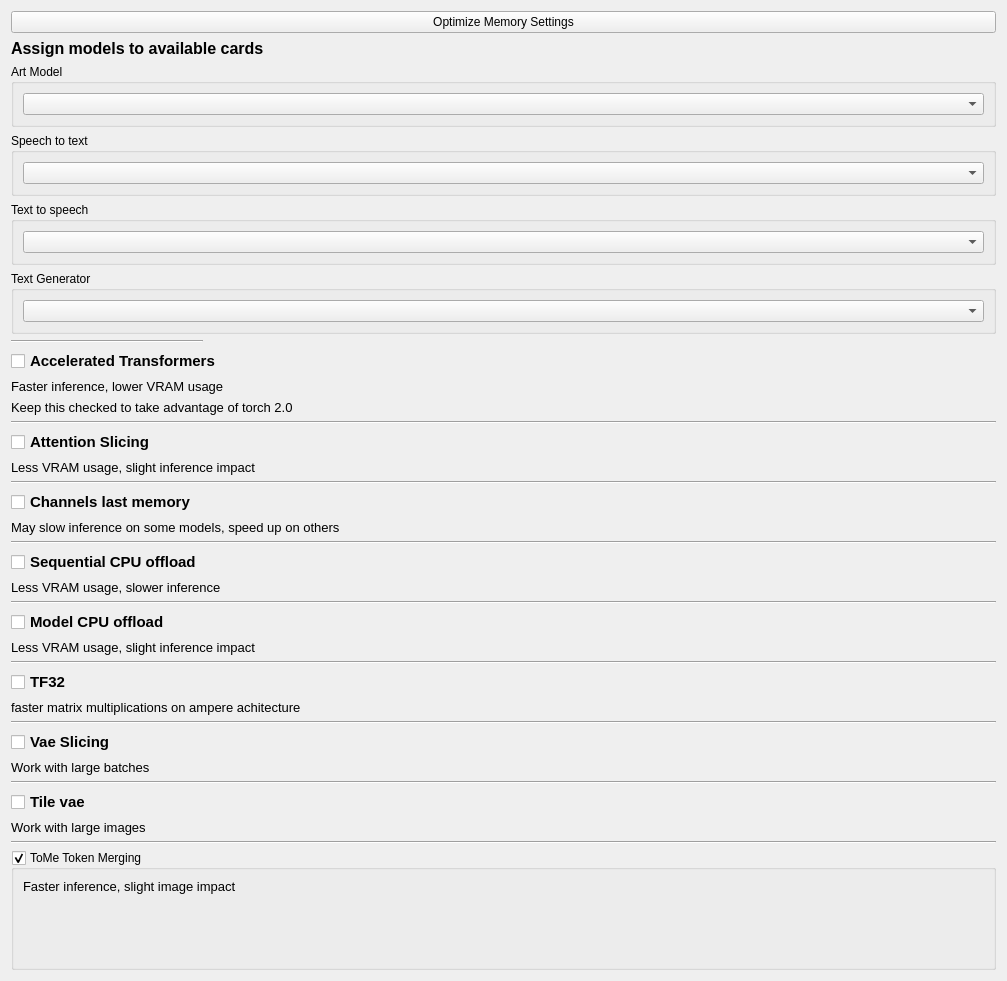
First picture: the form in src/airunner/widgets/memory_preferences/templates/memory_preferences.ui, repository Capsize-Games/airunner, before the edit.
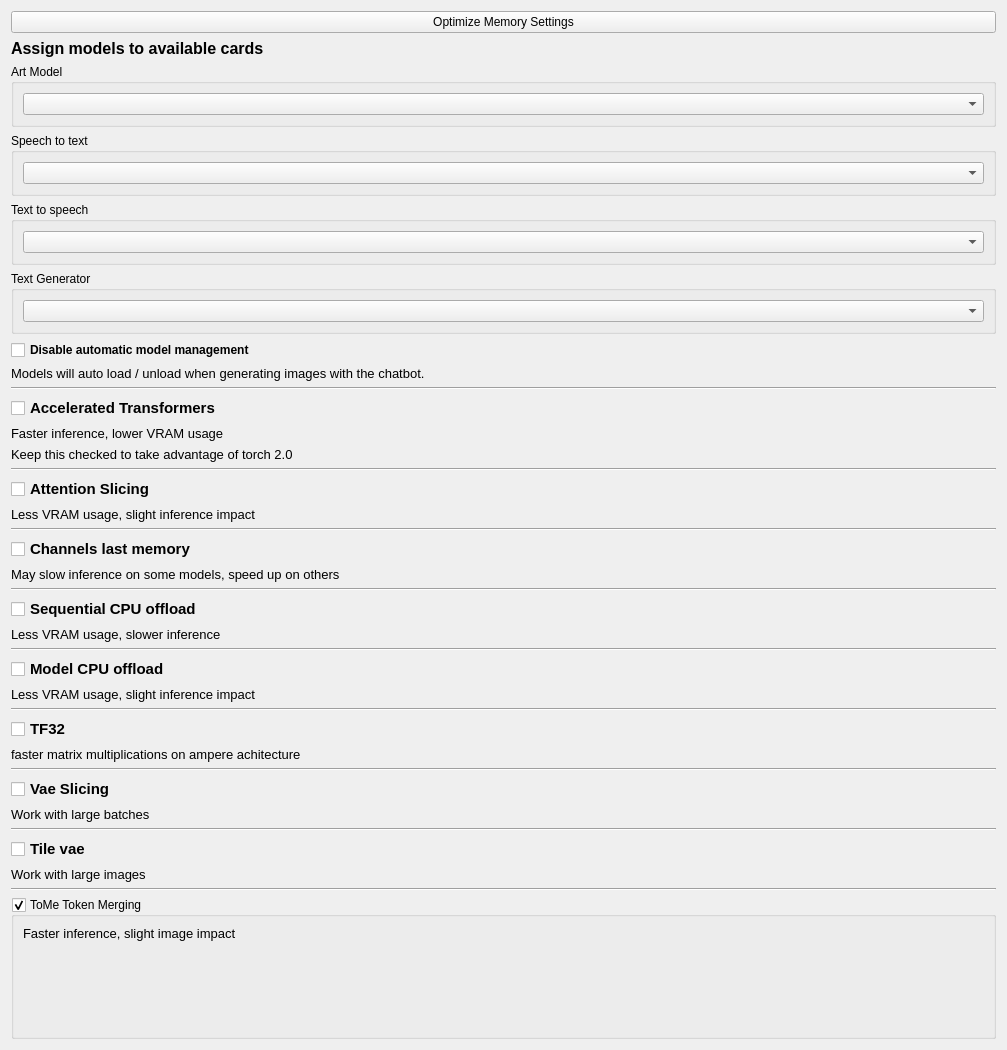
Second picture: the form after the edit. Custom widgets are drawn as their Qt base class.

Commit message: Add toggle to control model unloading

```diff
--- a/src/airunner/widgets/memory_preferences/templates/memory_preferences.ui
+++ b/src/airunner/widgets/memory_preferences/templates/memory_preferences.ui
@@ -7,14 +7,90 @@
     <x>0</x>
     <y>0</y>
     <width>1007</width>
-    <height>981</height>
+    <height>1050</height>
    </rect>
   </property>
   <property name="windowTitle">
    <string>Form</string>
   </property>
   <layout class="QGridLayout" name="gridLayout">
+   <item row="5" column="0" colspan="5">
+    <widget class="Line" name="line_7">
+     <property name="orientation">
+      <enum>Qt::Orientation::Horizontal</enum>
+     </property>
+    </widget>
+   </item>
+   <item row="28" column="0" colspan="5">
+    <widget class="Line" name="line_2">
+     <property name="orientation">
+      <enum>Qt::Orientation::Horizontal</enum>
+     </property>
+    </widget>
+   </item>
+   <item row="12" column="0" colspan="5">
+    <widget class="Line" name="line_8">
+     <property name="orientation">
+      <enum>Qt::Orientation::Horizontal</enum>
+     </property>
+    </widget>
+   </item>
+   <item row="25" column="0" colspan="5">
+    <widget class="Line" name="line">
+     <property name="orientation">
+      <enum>Qt::Orientation::Horizontal</enum>
+     </property>
+    </widget>
+   </item>
+   <item row="29" column="0" colspan="3">
+    <widget class="QCheckBox" name="enable_model_cpu_offload">
+     <property name="font">
+      <font>
+       <pointsize>11</pointsize>
+       <bold>true</bold>
+      </font>
+     </property>
+     <property name="toolTip">
+      <string>&lt;html&gt;&lt;head/&gt;&lt;body&gt;&lt;p&gt;&lt;span style=&quot; font-weight:400;&quot;&gt;Use with attention slicing for lower memory consumption.&lt;/span&gt;&lt;/p&gt;&lt;p&gt;&lt;span style=&quot; font-weight:400;&quot;&gt;Moves whole models to the GPU, instead of handling each model’s constituent &lt;/span&gt;&lt;span style=&quot; font-weight:400; font-style:italic;&quot;&gt;modules&lt;/span&gt;&lt;span style=&quot; font-weight:400;&quot;&gt;. This results in a negligible impact on inference time (compared with moving the pipeline to &lt;/span&gt;&lt;span style=&quot; font-family:'monospace'; font-weight:400;&quot;&gt;cuda&lt;/span&gt;&lt;span style=&quot; font-weight:400;&quot;&gt;), while still providing some memory savings.&lt;/span&gt;&lt;/p&gt;&lt;/body&gt;&lt;/html&gt;</string>
+     </property>
+     <property name="text">
+      <string>Model CPU offload</string>
+     </property>
+    </widget>
+   </item>
    <item row="35" column="0" colspan="2">
+    <widget class="QCheckBox" name="use_enable_vae_slicing">
+     <property name="font">
+      <font>
+       <pointsize>11</pointsize>
+       <bold>true</bold>
+      </font>
+     </property>
+     <property name="toolTip">
+      <string>&lt;html&gt;&lt;head/&gt;&lt;body&gt;&lt;p&gt;&lt;span style=&quot; font-weight:400;&quot;&gt;Use with Attention Slicing or Xformers&lt;/span&gt;&lt;/p&gt;&lt;p&gt;&lt;span style=&quot; font-weight:400;&quot;&gt;Decode large batches of images with limited VRAM, or to enable batches with 32 images or more.&lt;/span&gt;&lt;/p&gt;&lt;/body&gt;&lt;/html&gt;</string>
+     </property>
+     <property name="text">
+      <string>Vae Slicing</string>
+     </property>
+    </widget>
+   </item>
+   <item row="14" column="0" rowspan="2" colspan="2">
+    <widget class="QCheckBox" name="use_attention_slicing">
+     <property name="font">
+      <font>
+       <pointsize>11</pointsize>
+       <bold>true</bold>
+      </font>
+     </property>
+     <property name="toolTip">
+      <string>&lt;html&gt;&lt;head/&gt;&lt;body&gt;&lt;p&gt;&lt;span style=&quot; font-weight:400;&quot;&gt;Perform computation in steps instead of all at once.&lt;/span&gt;&lt;/p&gt;&lt;p&gt;&lt;span style=&quot; font-weight:400;&quot;&gt;About 10% slower inference times.&lt;/span&gt;&lt;/p&gt;&lt;p&gt;&lt;span style=&quot; font-weight:400;&quot;&gt;Uses as little as 3.2 GB of VRAM.&lt;/span&gt;&lt;/p&gt;&lt;/body&gt;&lt;/html&gt;</string>
+     </property>
+     <property name="text">
+      <string>Attention Slicing</string>
+     </property>
+    </widget>
+   </item>
+   <item row="38" column="0" colspan="2">
     <widget class="QCheckBox" name="use_tiled_vae">
      <property name="font">
       <font>
@@ -30,22 +106,8 @@
      </property>
     </widget>
    </item>
-   <item row="37" column="0" colspan="5">
-    <widget class="Line" name="line_9">
-     <property name="orientation">
-      <enum>Qt::Orientation::Horizontal</enum>
-     </property>
-    </widget>
-   </item>
-   <item row="25" column="0" colspan="5">
-    <widget class="Line" name="line_2">
-     <property name="orientation">
-      <enum>Qt::Orientation::Horizontal</enum>
-     </property>
-    </widget>
-   </item>
-   <item row="20" column="0" colspan="5">
-    <widget class="QLabel" name="label_3">
+   <item row="36" column="0" colspan="2">
+    <widget class="QLabel" name="label_6">
      <property name="font">
       <font>
        <pointsize>10</pointsize>
@@ -53,23 +115,7 @@
       </font>
      </property>
      <property name="text">
-      <string>May slow inference on some models, speed up on others</string>
-     </property>
-     <property name="indent">
-      <number>-1</number>
-     </property>
-    </widget>
-   </item>
-   <item row="14" column="0" colspan="5">
-    <widget class="QLabel" name="label_4">
-     <property name="font">
-      <font>
-       <pointsize>10</pointsize>
-       <italic>false</italic>
-      </font>
-     </property>
-     <property name="text">
-      <string>Less VRAM usage, slight inference impact</string>
+      <string>Work with large batches</string>
      </property>
      <property name="indent">
       <number>-1</number>
@@ -128,40 +174,33 @@
      </item>
     </layout>
    </item>
-   <item row="24" column="0" colspan="5">
-    <widget class="QLabel" name="label">
+   <item row="1" column="0" colspan="5">
+    <widget class="QLabel" name="label_11">
      <property name="font">
       <font>
-       <pointsize>10</pointsize>
-       <italic>false</italic>
+       <pointsize>12</pointsize>
+       <bold>true</bold>
       </font>
      </property>
      <property name="text">
-      <string>Less VRAM usage, slower inference</string>
+      <string>Assign models to available cards</string>
      </property>
-     <property name="indent">
-      <number>-1</number>
-     </property>
     </widget>
    </item>
-   <item row="30" column="0" colspan="5">
-    <widget class="QLabel" name="label_5">
+   <item row="10" column="0" colspan="5">
+    <widget class="QLabel" name="label_9">
      <property name="font">
       <font>
        <pointsize>10</pointsize>
-       <italic>false</italic>
       </font>
      </property>
      <property name="text">
-      <string>faster matrix multiplications on ampere achitecture</string>
+      <string>Keep this checked to take advantage of torch 2.0</string>
      </property>
-     <property name="indent">
-      <number>-1</number>
-     </property>
     </widget>
    </item>
-   <item row="26" column="0" colspan="3">
-    <widget class="QCheckBox" name="enable_model_cpu_offload">
+   <item row="20" column="0" rowspan="2" colspan="4">
+    <widget class="QCheckBox" name="use_lastchannels">
      <property name="font">
       <font>
        <pointsize>11</pointsize>
@@ -172,11 +211,11 @@
       <string>&lt;html&gt;&lt;head/&gt;&lt;body&gt;&lt;p&gt;&lt;span style=&quot; font-weight:400;&quot;&gt;Use with attention slicing for lower memory consumption.&lt;/span&gt;&lt;/p&gt;&lt;p&gt;&lt;span style=&quot; font-weight:400;&quot;&gt;Moves whole models to the GPU, instead of handling each model’s constituent &lt;/span&gt;&lt;span style=&quot; font-weight:400; font-style:italic;&quot;&gt;modules&lt;/span&gt;&lt;span style=&quot; font-weight:400;&quot;&gt;. This results in a negligible impact on inference time (compared with moving the pipeline to &lt;/span&gt;&lt;span style=&quot; font-family:'monospace'; font-weight:400;&quot;&gt;cuda&lt;/span&gt;&lt;span style=&quot; font-weight:400;&quot;&gt;), while still providing some memory savings.&lt;/span&gt;&lt;/p&gt;&lt;/body&gt;&lt;/html&gt;</string>
      </property>
      <property name="text">
-      <string>Model CPU offload</string>
+      <string>Channels last memory</string>
      </property>
     </widget>
    </item>
-   <item row="29" column="0" colspan="2">
+   <item row="32" column="0" colspan="2">
     <widget class="QCheckBox" name="use_tf32">
      <property name="font">
       <font>
@@ -192,10 +231,42 @@
      </property>
     </widget>
    </item>
-   <item row="32" column="0" colspan="2">
-    <widget class="QCheckBox" name="use_enable_vae_slicing">
+   <item row="27" column="0" colspan="5">
+    <widget class="QLabel" name="label">
      <property name="font">
       <font>
+       <pointsize>10</pointsize>
+       <italic>false</italic>
+      </font>
+     </property>
+     <property name="text">
+      <string>Less VRAM usage, slower inference</string>
+     </property>
+     <property name="indent">
+      <number>-1</number>
+     </property>
+    </widget>
+   </item>
+   <item row="30" column="0" colspan="5">
+    <widget class="QLabel" name="label_2">
+     <property name="font">
+      <font>
+       <pointsize>10</pointsize>
+       <italic>false</italic>
+      </font>
+     </property>
+     <property name="text">
+      <string>Less VRAM usage, slight inference impact</string>
+     </property>
+     <property name="indent">
+      <number>-1</number>
+     </property>
+    </widget>
+   </item>
+   <item row="6" column="0" colspan="5">
+    <widget class="QCheckBox" name="use_accelerated_transformers">
+     <property name="font">
+      <font>
        <pointsize>11</pointsize>
        <bold>true</bold>
       </font>
@@ -204,11 +275,69 @@
       <string>&lt;html&gt;&lt;head/&gt;&lt;body&gt;&lt;p&gt;&lt;span style=&quot; font-weight:400;&quot;&gt;Use with Attention Slicing or Xformers&lt;/span&gt;&lt;/p&gt;&lt;p&gt;&lt;span style=&quot; font-weight:400;&quot;&gt;Decode large batches of images with limited VRAM, or to enable batches with 32 images or more.&lt;/span&gt;&lt;/p&gt;&lt;/body&gt;&lt;/html&gt;</string>
      </property>
      <property name="text">
-      <string>Vae Slicing</string>
+      <string>Accelerated Transformers</string>
      </property>
     </widget>
    </item>
-   <item row="38" column="0" colspan="5">
+   <item row="40" column="0" colspan="5">
+    <widget class="Line" name="line_9">
+     <property name="orientation">
+      <enum>Qt::Orientation::Horizontal</enum>
+     </property>
+    </widget>
+   </item>
+   <item row="39" column="0" colspan="2">
+    <widget class="QLabel" name="label_7">
+     <property name="font">
+      <font>
+       <pointsize>10</pointsize>
+       <italic>false</italic>
+      </font>
+     </property>
+     <property name="text">
+      <string>Work with large images</string>
+     </property>
+     <property name="indent">
+      <number>-1</number>
+     </property>
+    </widget>
+   </item>
+   <item row="19" column="0" colspan="5">
+    <widget class="Line" name="line_4">
+     <property name="orientation">
+      <enum>Qt::Orientation::Horizontal</enum>
+     </property>
+    </widget>
+   </item>
+   <item row="3" column="0">
+    <widget class="QCheckBox" name="prevent_unload_on_llm_image_generation">
+     <property name="font">
+      <font>
+       <bold>true</bold>
+      </font>
+     </property>
+     <property name="text">
+      <string>Disable automatic model management</string>
+     </property>
+    </widget>
+   </item>
+   <item row="26" column="0" colspan="5">
+    <widget class="QCheckBox" name="use_enable_sequential_cpu_offload">
+     <property name="font">
+      <font>
+       <pointsize>11</pointsize>
+       <bold>true</bold>
+      </font>
+     </property>
+     <property name="toolTip">
+      <string>&lt;html&gt;&lt;head/&gt;&lt;body&gt;&lt;p&gt;&lt;span style=&quot; font-weight:400;&quot;&gt;Use with &lt;/span&gt;attention slicing&lt;span style=&quot; font-weight:400;&quot;&gt; for lower memory consumption.&lt;/span&gt;&lt;/p&gt;&lt;p&gt;&lt;span style=&quot; font-weight:400;&quot;&gt;Offloads the weights to CPU and only load them to GPU when performing the forward pass for memory savings.&lt;/span&gt;&lt;/p&gt;&lt;/body&gt;&lt;/html&gt;</string>
+     </property>
+     <property name="text">
+      <string>Sequential CPU offload</string>
+     </property>
+    </widget>
+   </item>
+   <item row="41" column="0" colspan="5">
     <widget class="QGroupBox" name="use_tome">
      <property name="sizePolicy">
       <sizepolicy hsizetype="Preferred" vsizetype="MinimumExpanding">
@@ -297,81 +426,7 @@
      </layout>
     </widget>
    </item>
-   <item row="31" column="0" colspan="5">
-    <widget class="Line" name="line_5">
-     <property name="orientation">
-      <enum>Qt::Orientation::Horizontal</enum>
-     </property>
-    </widget>
-   </item>
-   <item row="0" column="0" colspan="5">
-    <widget class="QPushButton" name="optimize_memory_button">
-     <property name="text">
-      <string>Optimize Memory Settings</string>
-     </property>
-    </widget>
-   </item>
-   <item row="16" column="0" colspan="5">
-    <widget class="Line" name="line_4">
-     <property name="orientation">
-      <enum>Qt::Orientation::Horizontal</enum>
-     </property>
-    </widget>
-   </item>
-   <item row="4" column="0" colspan="5">
-    <widget class="QCheckBox" name="use_accelerated_transformers">
-     <property name="font">
-      <font>
-       <pointsize>11</pointsize>
-       <bold>true</bold>
-      </font>
-     </property>
-     <property name="toolTip">
-      <string>&lt;html&gt;&lt;head/&gt;&lt;body&gt;&lt;p&gt;&lt;span style=&quot; font-weight:400;&quot;&gt;Optimized and memory-efficient attention implementation.&lt;/span&gt;&lt;/p&gt;&lt;/body&gt;&lt;/html&gt;</string>
-     </property>
-     <property name="text">
-      <string>Accelerated Transformers</string>
-     </property>
-    </widget>
-   </item>
-   <item row="3" column="0">
-    <widget class="Line" name="line_7">
-     <property name="orientation">
-      <enum>Qt::Orientation::Horizontal</enum>
-     </property>
-    </widget>
-   </item>
-   <item row="10" column="0" colspan="5">
-    <widget class="Line" name="line_8">
-     <property name="orientation">
-      <enum>Qt::Orientation::Horizontal</enum>
-     </property>
-    </widget>
-   </item>
-   <item row="28" column="0" colspan="5">
-    <widget class="Line" name="line_3">
-     <property name="orientation">
-      <enum>Qt::Orientation::Horizontal</enum>
-     </property>
-    </widget>
-   </item>
-   <item row="11" column="0" rowspan="2" colspan="2">
-    <widget class="QCheckBox" name="use_attention_slicing">
-     <property name="font">
-      <font>
-       <pointsize>11</pointsize>
-       <bold>true</bold>
-      </font>
-     </property>
-     <property name="toolTip">
-      <string>&lt;html&gt;&lt;head/&gt;&lt;body&gt;&lt;p&gt;&lt;span style=&quot; font-weight:400;&quot;&gt;Perform computation in steps instead of all at once.&lt;/span&gt;&lt;/p&gt;&lt;p&gt;&lt;span style=&quot; font-weight:400;&quot;&gt;About 10% slower inference times.&lt;/span&gt;&lt;/p&gt;&lt;p&gt;&lt;span style=&quot; font-weight:400;&quot;&gt;Uses as little as 3.2 GB of VRAM.&lt;/span&gt;&lt;/p&gt;&lt;/body&gt;&lt;/html&gt;</string>
-     </property>
-     <property name="text">
-      <string>Attention Slicing</string>
-     </property>
-    </widget>
-   </item>
-   <item row="6" column="0" colspan="5">
+   <item row="8" column="0" colspan="5">
     <widget class="QLabel" name="label_8">
      <property name="font">
       <font>
@@ -387,84 +442,35 @@
      </property>
     </widget>
    </item>
-   <item row="17" column="0" rowspan="2" colspan="4">
-    <widget class="QCheckBox" name="use_lastchannels">
+   <item row="17" column="0" colspan="5">
+    <widget class="QLabel" name="label_4">
      <property name="font">
       <font>
-       <pointsize>11</pointsize>
-       <bold>true</bold>
+       <pointsize>10</pointsize>
+       <italic>false</italic>
       </font>
      </property>
      <property name="toolTip">
       <string>&lt;html&gt;&lt;head/&gt;&lt;body&gt;&lt;p&gt;&lt;span style=&quot; font-weight:400;&quot;&gt;Alternative way of ordering NCHW tensors in memory preserving dimensions ordering. Channels last tensors ordered in such a way that channels become the densest dimension (aka storing images pixel-per-pixel). &lt;/span&gt;&lt;/p&gt;&lt;p&gt;&lt;span style=&quot; font-weight:400;&quot;&gt;Since not all operators currently support channels last format it may result in a worst performance, so it’s better to try it and see if it works for your model.&lt;/span&gt;&lt;/p&gt;&lt;/body&gt;&lt;/html&gt;</string>
      </property>
      <property name="text">
-      <string>Channels last memory</string>
+      <string>Less VRAM usage, slight inference impact</string>
      </property>
-    </widget>
-   </item>
-   <item row="22" column="0" colspan="5">
-    <widget class="Line" name="line">
-     <property name="orientation">
-      <enum>Qt::Orientation::Horizontal</enum>
-     </property>
-    </widget>
-   </item>
-   <item row="1" column="0" colspan="5">
-    <widget class="QLabel" name="label_11">
-     <property name="font">
-      <font>
-       <pointsize>12</pointsize>
-       <bold>true</bold>
-      </font>
-     </property>
-     <property name="text">
-      <string>Assign models to available cards</string>
+     <property name="indent">
+      <number>-1</number>
      </property>
     </widget>
    </item>
    <item row="23" column="0" colspan="5">
-    <widget class="QCheckBox" name="use_enable_sequential_cpu_offload">
+    <widget class="QLabel" name="label_3">
      <property name="font">
       <font>
-       <pointsize>11</pointsize>
-       <bold>true</bold>
-      </font>
-     </property>
-     <property name="toolTip">
-      <string>&lt;html&gt;&lt;head/&gt;&lt;body&gt;&lt;p&gt;&lt;span style=&quot; font-weight:400;&quot;&gt;Use with &lt;/span&gt;attention slicing&lt;span style=&quot; font-weight:400;&quot;&gt; for lower memory consumption.&lt;/span&gt;&lt;/p&gt;&lt;p&gt;&lt;span style=&quot; font-weight:400;&quot;&gt;Offloads the weights to CPU and only load them to GPU when performing the forward pass for memory savings.&lt;/span&gt;&lt;/p&gt;&lt;/body&gt;&lt;/html&gt;</string>
-     </property>
-     <property name="text">
-      <string>Sequential CPU offload</string>
-     </property>
-    </widget>
-   </item>
-   <item row="27" column="0" colspan="5">
-    <widget class="QLabel" name="label_2">
-     <property name="font">
-      <font>
        <pointsize>10</pointsize>
        <italic>false</italic>
       </font>
      </property>
      <property name="text">
-      <string>Less VRAM usage, slight inference impact</string>
-     </property>
-     <property name="indent">
-      <number>-1</number>
-     </property>
-    </widget>
-   </item>
-   <item row="36" column="0" colspan="2">
-    <widget class="QLabel" name="label_7">
-     <property name="font">
-      <font>
-       <pointsize>10</pointsize>
-       <italic>false</italic>
-      </font>
-     </property>
-     <property name="text">
-      <string>Work with large images</string>
+      <string>May slow inference on some models, speed up on others</string>
      </property>
      <property name="indent">
       <number>-1</number>
@@ -472,37 +478,58 @@
     </widget>
    </item>
    <item row="34" column="0" colspan="5">
+    <widget class="Line" name="line_5">
+     <property name="orientation">
+      <enum>Qt::Orientation::Horizontal</enum>
+     </property>
+    </widget>
+   </item>
+   <item row="33" column="0" colspan="5">
+    <widget class="QLabel" name="label_5">
+     <property name="font">
+      <font>
+       <pointsize>10</pointsize>
+       <italic>false</italic>
+      </font>
+     </property>
+     <property name="text">
+      <string>faster matrix multiplications on ampere achitecture</string>
+     </property>
+     <property name="indent">
+      <number>-1</number>
+     </property>
+    </widget>
+   </item>
+   <item row="31" column="0" colspan="5">
+    <widget class="Line" name="line_3">
+     <property name="orientation">
+      <enum>Qt::Orientation::Horizontal</enum>
+     </property>
+    </widget>
+   </item>
+   <item row="37" column="0" colspan="5">
     <widget class="Line" name="line_6">
      <property name="orientation">
       <enum>Qt::Orientation::Horizontal</enum>
      </property>
     </widget>
    </item>
-   <item row="8" column="0" colspan="5">
-    <widget class="QLabel" name="label_9">
-     <property name="font">
-      <font>
-       <pointsize>10</pointsize>
-      </font>
-     </property>
+   <item row="0" column="0" colspan="5">
+    <widget class="QPushButton" name="optimize_memory_button">
      <property name="text">
-      <string>Keep this checked to take advantage of torch 2.0</string>
+      <string>Optimize Memory Settings</string>
      </property>
     </widget>
    </item>
-   <item row="33" column="0" colspan="2">
-    <widget class="QLabel" name="label_6">
+   <item row="4" column="0" colspan="5">
+    <widget class="QLabel" name="label_12">
      <property name="font">
       <font>
        <pointsize>10</pointsize>
-       <italic>false</italic>
       </font>
      </property>
      <property name="text">
-      <string>Work with large batches</string>
-     </property>
-     <property name="indent">
-      <number>-1</number>
+      <string>Models will auto load / unload when generating images with the chatbot.</string>
      </property>
     </widget>
    </item>
```
Left out of the diff: 50 changed lines with no effect on the pictures. The commit also changes 5 other files.
